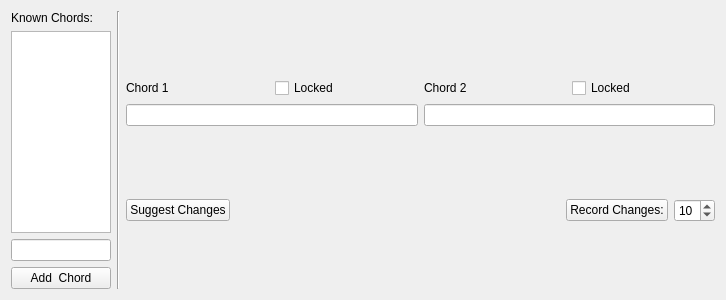
The window that guitartools/changes.ui (ispielman/guitartools) describes before a commit, drawn with Qt 5.
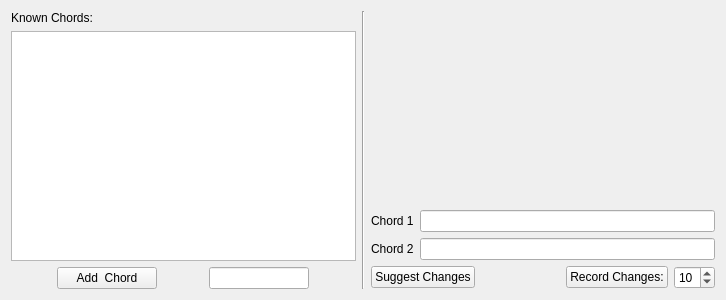
The same window after the commit.

```diff
--- a/guitartools/changes.ui
+++ b/guitartools/changes.ui
@@ -30,25 +30,17 @@
       </widget>
      </item>
      <item>
-      <widget class="QListView" name="listView_Chords">
+      <widget class="QTableWidget" name="tableWidget_Chords">
        <property name="maximumSize">
         <size>
-         <width>100</width>
+         <width>16777215</width>
          <height>16777215</height>
         </size>
        </property>
       </widget>
      </item>
      <item>
-      <widget class="QLineEdit" name="lineEdit_NewChord">
-       <property name="maximumSize">
-        <size>
-         <width>100</width>
-         <height>16777215</height>
-        </size>
-       </property>
-      </widget>
-     </item>
+      <layout class="QHBoxLayout" name="horizontalLayout_3">
      <item>
       <widget class="QPushButton" name="pushButton_NewChord">
        <property name="maximumSize">
@@ -62,6 +54,18 @@
        </property>
       </widget>
      </item>
+       <item>
+        <widget class="QLineEdit" name="lineEdit_NewChord">
+         <property name="maximumSize">
+          <size>
+           <width>100</width>
+           <height>16777215</height>
+          </size>
+         </property>
+        </widget>
+       </item>
+      </layout>
+     </item>
     </layout>
    </item>
    <item>
@@ -74,17 +78,20 @@
    <item>
     <layout class="QVBoxLayout" name="verticalLayout_2">
      <item>
-      <layout class="QGridLayout" name="gridLayout_2">
-       <item row="1" column="0" colspan="2">
-        <widget class="QLineEdit" name="lineEdit_Chord1"/>
-       </item>
-       <item row="0" column="1">
-        <widget class="QCheckBox" name="checkBox_LockedChord1">
-         <property name="text">
-          <string>Locked</string>
-         </property>
-        </widget>
-       </item>
+      <spacer name="verticalSpacer">
+       <property name="orientation">
+        <enum>Qt::Vertical</enum>
+       </property>
+       <property name="sizeHint" stdset="0">
+        <size>
+         <width>20</width>
+         <height>40</height>
+        </size>
+       </property>
+      </spacer>
+     </item>
+     <item>
+      <layout class="QFormLayout" name="formLayout">
        <item row="0" column="0">
         <widget class="QLabel" name="label_5">
          <property name="text">
@@ -92,22 +99,18 @@
          </property>
         </widget>
        </item>
-       <item row="1" column="2" colspan="2">
-        <widget class="QLineEdit" name="lineEdit_Chord2"/>
+       <item row="0" column="1">
+        <widget class="QLineEdit" name="lineEdit_Chord1"/>
        </item>
-       <item row="0" column="2">
+       <item row="1" column="0">
         <widget class="QLabel" name="label_6">
          <property name="text">
           <string>Chord 2</string>
          </property>
         </widget>
        </item>
-       <item row="0" column="3">
-        <widget class="QCheckBox" name="checkBox_LockedChord2">
-         <property name="text">
-          <string>Locked</string>
-         </property>
-        </widget>
+       <item row="1" column="1">
+        <widget class="QLineEdit" name="lineEdit_Chord2"/>
        </item>
       </layout>
      </item>
```
Lines whose indentation alone changed are shown as unchanged.
